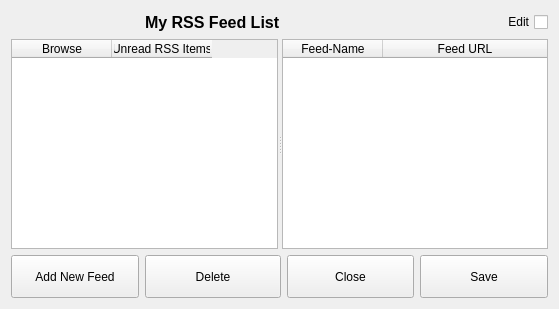
This is ui/rss-list.ui in berndhs/arado as Qt 5 draws it before an edit. The edited form follows.
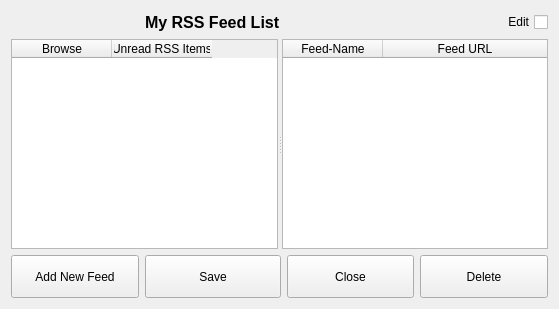
This is the edited form. Icons and pictures are not drawn.

Commit message: swapped buttons.

Diff of the .ui file:
```diff
--- a/ui/rss-list.ui
+++ b/ui/rss-list.ui
@@ -73,29 +73,6 @@
      </property>
     </widget>
    </item>
-   <item row="7" column="1">
-    <widget class="QPushButton" name="deleteButton">
-     <property name="minimumSize">
-      <size>
-       <width>0</width>
-       <height>43</height>
-      </size>
-     </property>
-     <property name="text">
-      <string>Delete</string>
-     </property>
-     <property name="icon">
-      <iconset resource="../arado.qrc">
-       <normaloff>:/images/cancel.png</normaloff>:/images/cancel.png</iconset>
-     </property>
-     <property name="iconSize">
-      <size>
-       <width>32</width>
-       <height>32</height>
-      </size>
-     </property>
-    </widget>
-   </item>
    <item row="1" column="0" colspan="4">
     <widget class="QSplitter" name="splitter">
      <property name="orientation">
@@ -217,29 +194,6 @@
      </property>
     </widget>
    </item>
-   <item row="7" column="3">
-    <widget class="QPushButton" name="saveButton">
-     <property name="minimumSize">
-      <size>
-       <width>0</width>
-       <height>43</height>
-      </size>
-     </property>
-     <property name="text">
-      <string>Save</string>
-     </property>
-     <property name="icon">
-      <iconset resource="../arado.qrc">
-       <normaloff>:/images/filesaveas.png</normaloff>:/images/filesaveas.png</iconset>
-     </property>
-     <property name="iconSize">
-      <size>
-       <width>32</width>
-       <height>32</height>
-      </size>
-     </property>
-    </widget>
-   </item>
    <item row="0" column="3">
     <widget class="QCheckBox" name="rsseditadvancedview">
      <property name="layoutDirection">
@@ -253,6 +207,52 @@
      </property>
     </widget>
    </item>
+   <item row="7" column="1">
+    <widget class="QPushButton" name="saveButton">
+     <property name="minimumSize">
+      <size>
+       <width>0</width>
+       <height>43</height>
+      </size>
+     </property>
+     <property name="text">
+      <string>Save</string>
+     </property>
+     <property name="icon">
+      <iconset resource="../arado.qrc">
+       <normaloff>:/images/filesaveas.png</normaloff>:/images/filesaveas.png</iconset>
+     </property>
+     <property name="iconSize">
+      <size>
+       <width>32</width>
+       <height>32</height>
+      </size>
+     </property>
+    </widget>
+   </item>
+   <item row="7" column="3">
+    <widget class="QPushButton" name="deleteButton">
+     <property name="minimumSize">
+      <size>
+       <width>0</width>
+       <height>43</height>
+      </size>
+     </property>
+     <property name="text">
+      <string>Delete</string>
+     </property>
+     <property name="icon">
+      <iconset resource="../arado.qrc">
+       <normaloff>:/images/cancel.png</normaloff>:/images/cancel.png</iconset>
+     </property>
+     <property name="iconSize">
+      <size>
+       <width>32</width>
+       <height>32</height>
+      </size>
+     </property>
+    </widget>
+   </item>
   </layout>
  </widget>
  <resources>
```
